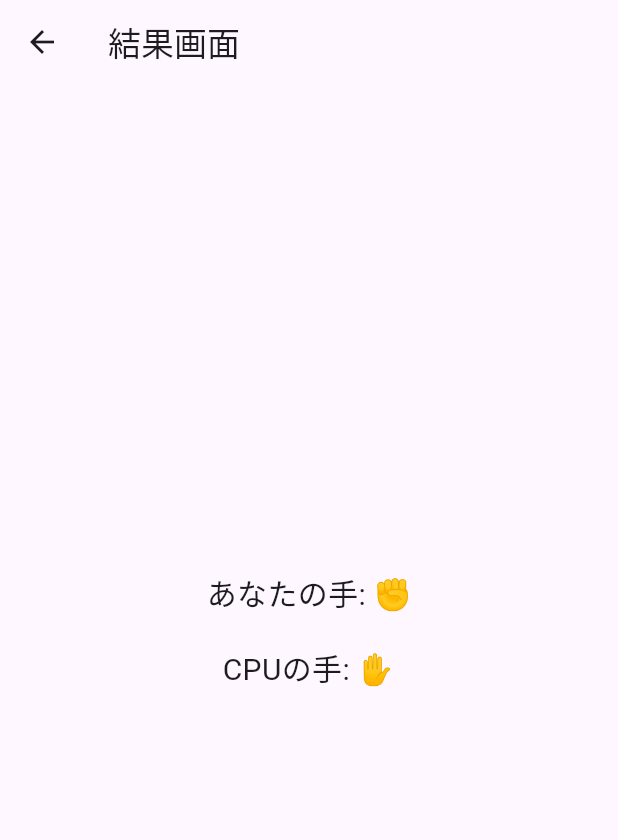
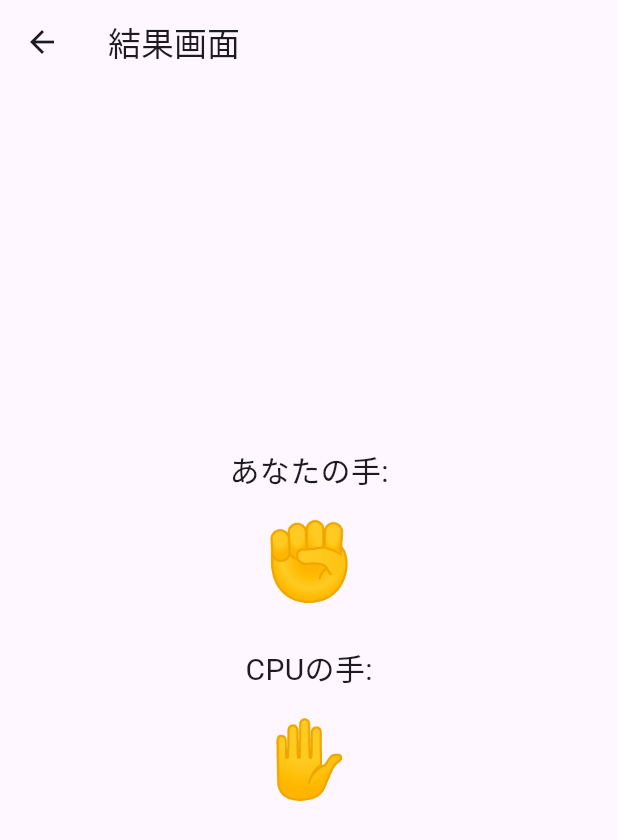
Before and after one commit to Yossy4131/flutter_janken, a Flutter app: the ResultScreen screen opened directly, on a phone screen of 412 x 824 dp. Shown: the top 840 px of the screen. Run offline on Flutter 3.47's test engine with Material 3 defaults, Android fonts, the phone set to English and light mode, and no system bars.

Commit message:
fix result hand more big

```diff
--- a/lib/screens/result_screen.dart
+++ b/lib/screens/result_screen.dart
@@ -67,14 +67,24 @@ class _ResultScreenState extends State<ResultScreen> {
         child: Column(
           mainAxisAlignment: MainAxisAlignment.center,
           children: [
+            const Text(
+              'あなたの手:',
+              style: TextStyle(fontSize: 20),
+            ),
+            const SizedBox(height: 10),
             Text(
-              'あなたの手: ${widget.playerHand}',
-              style: const TextStyle(fontSize: 20),
+              widget.playerHand,
+              style: const TextStyle(fontSize: 50), // 大きな絵文字
             ),
             const SizedBox(height: 20),
+            const Text(
+              'CPUの手:',
+              style: TextStyle(fontSize: 20),
+            ),
+            const SizedBox(height: 10),
             Text(
-              'CPUの手: ${_finalCpuHand ?? _cpuHand ?? '...'}',
-              style: const TextStyle(fontSize: 20),
+              _finalCpuHand ?? _cpuHand ?? '...',
+              style: const TextStyle(fontSize: 50), // 大きな絵文字
             ),
             const SizedBox(height: 20),
             if (_result != null)
```
